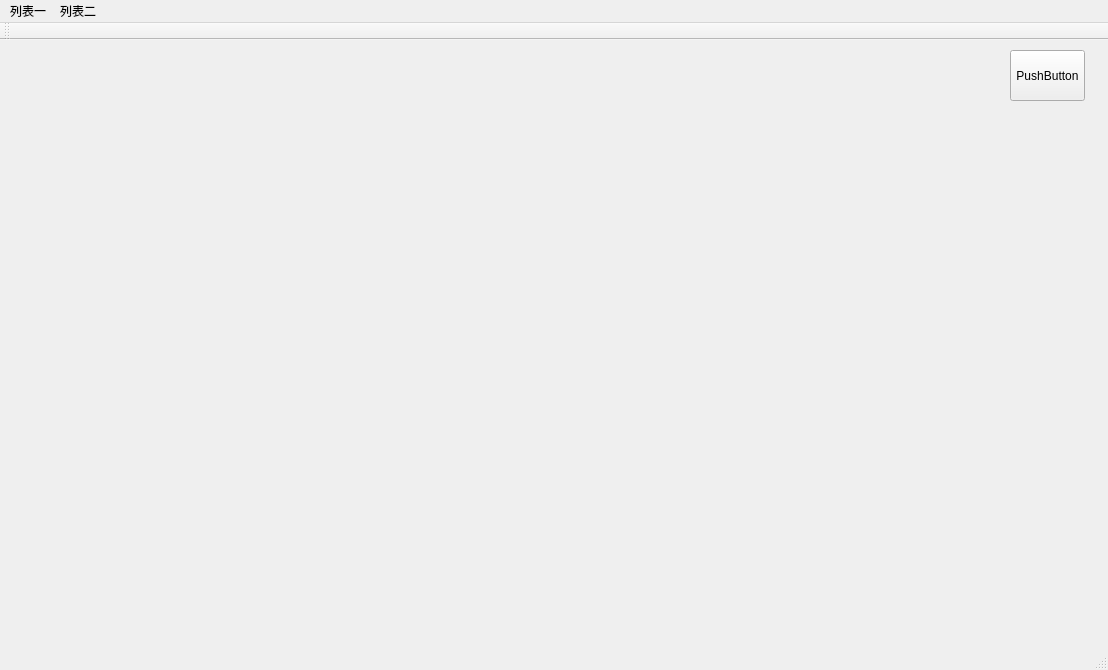
This is mainwindow.ui in ekkohao/GIS-MONITOR as Qt 5 draws it before an edit. The edited form follows.
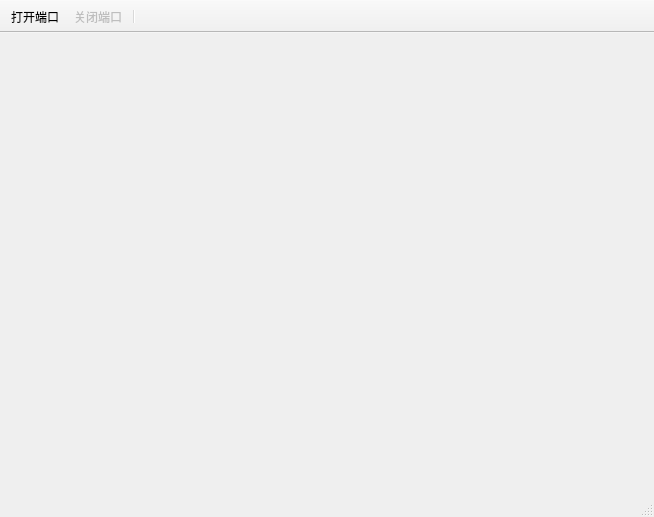
This is the edited form. Icons and pictures are not drawn.

Commit message: 打开关闭串口完成，待完善

```diff
--- a/mainwindow.ui
+++ b/mainwindow.ui
@@ -6,8 +6,8 @@
    <rect>
     <x>0</x>
     <y>0</y>
-    <width>1108</width>
-    <height>670</height>
+    <width>654</width>
+    <height>517</height>
    </rect>
   </property>
   <property name="windowTitle">
@@ -18,49 +18,9 @@
     <normaloff>:/icon/main.ico</normaloff>:/icon/main.ico</iconset>
   </property>
   <widget class="QWidget" name="centralWidget">
-   <widget class="QPushButton" name="pushButton">
-    <property name="geometry">
-     <rect>
-      <x>1010</x>
-      <y>10</y>
-      <width>75</width>
-      <height>51</height>
-     </rect>
-    </property>
-    <property name="text">
-     <string>PushButton</string>
-    </property>
-   </widget>
-  </widget>
-  <widget class="QMenuBar" name="menuBar">
-   <property name="geometry">
-    <rect>
-     <x>0</x>
-     <y>0</y>
-     <width>1108</width>
-     <height>23</height>
-    </rect>
+   <property name="enabled">
+    <bool>true</bool>
    </property>
-   <widget class="QMenu" name="menu">
-    <property name="title">
-     <string>列表一</string>
-    </property>
-   </widget>
-   <widget class="QMenu" name="menu_2">
-    <property name="title">
-     <string>列表二</string>
-    </property>
-   </widget>
-   <addaction name="menu"/>
-   <addaction name="menu_2"/>
-  </widget>
-  <widget class="QToolBar" name="mainToolBar">
-   <attribute name="toolBarArea">
-    <enum>TopToolBarArea</enum>
-   </attribute>
-   <attribute name="toolBarBreak">
-    <bool>false</bool>
-   </attribute>
   </widget>
   <widget class="QStatusBar" name="statusBar">
    <property name="whatsThis">
@@ -70,6 +30,74 @@
     <bool>false</bool>
    </property>
   </widget>
+  <widget class="QToolBar" name="mainToolBar">
+   <property name="contextMenuPolicy">
+    <enum>Qt::DefaultContextMenu</enum>
+   </property>
+   <property name="windowTitle">
+    <string>toolBar</string>
+   </property>
+   <property name="styleSheet">
+    <string notr="true"/>
+   </property>
+   <property name="movable">
+    <bool>false</bool>
+   </property>
+   <property name="toolButtonStyle">
+    <enum>Qt::ToolButtonTextBesideIcon</enum>
+   </property>
+   <attribute name="toolBarArea">
+    <enum>TopToolBarArea</enum>
+   </attribute>
+   <attribute name="toolBarBreak">
+    <bool>false</bool>
+   </attribute>
+   <addaction name="openPortAction"/>
+   <addaction name="closePortAction"/>
+   <addaction name="separator"/>
+  </widget>
+  <action name="openPortAction">
+   <property name="checkable">
+    <bool>false</bool>
+   </property>
+   <property name="icon">
+    <iconset resource="main.qrc">
+     <normaloff>:/main/images/open.png</normaloff>:/main/images/open.png</iconset>
+   </property>
+   <property name="text">
+    <string>打开端口</string>
+   </property>
+   <property name="toolTip">
+    <string>打开端口</string>
+   </property>
+   <property name="shortcut">
+    <string>Alt+O</string>
+   </property>
+   <property name="menuRole">
+    <enum>QAction::TextHeuristicRole</enum>
+   </property>
+   <property name="iconVisibleInMenu">
+    <bool>true</bool>
+   </property>
+  </action>
+  <action name="closePortAction">
+   <property name="enabled">
+    <bool>false</bool>
+   </property>
+   <property name="icon">
+    <iconset resource="main.qrc">
+     <normaloff>:/main/images/stop.png</normaloff>:/main/images/stop.png</iconset>
+   </property>
+   <property name="text">
+    <string>关闭端口</string>
+   </property>
+   <property name="toolTip">
+    <string>关闭端口</string>
+   </property>
+   <property name="shortcut">
+    <string>Alt+C</string>
+   </property>
+  </action>
  </widget>
  <layoutdefault spacing="6" margin="11"/>
  <resources>
```
Left out of the diff: 4 changed lines with no effect on the pictures. The commit also changes 35 other files.
